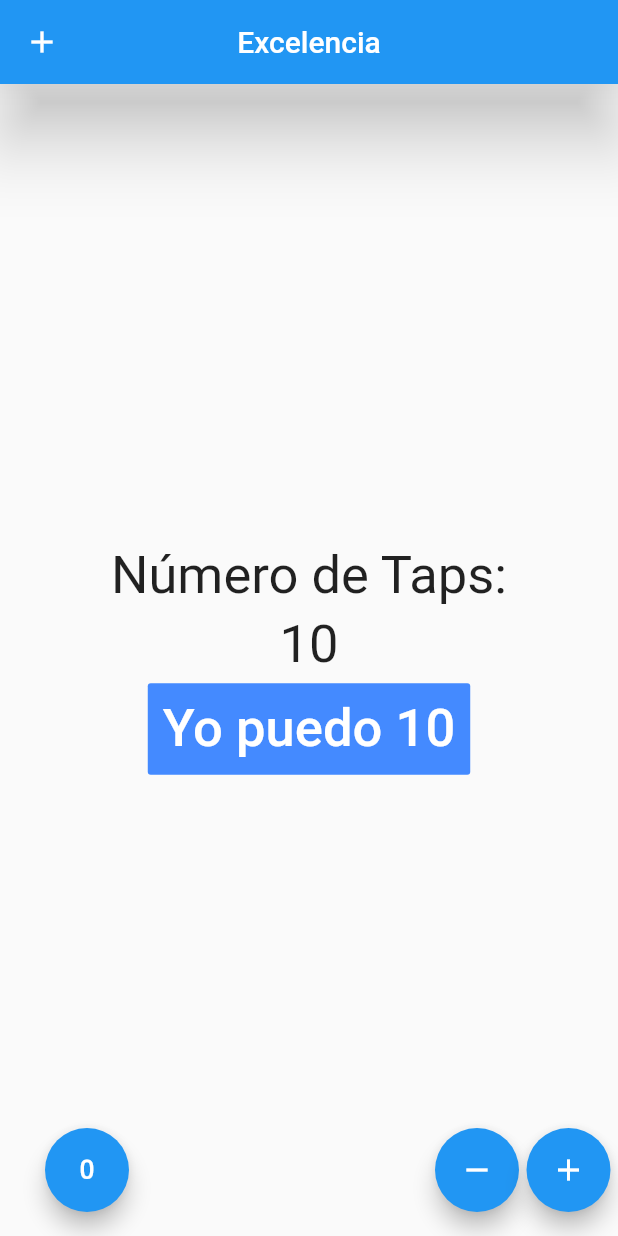
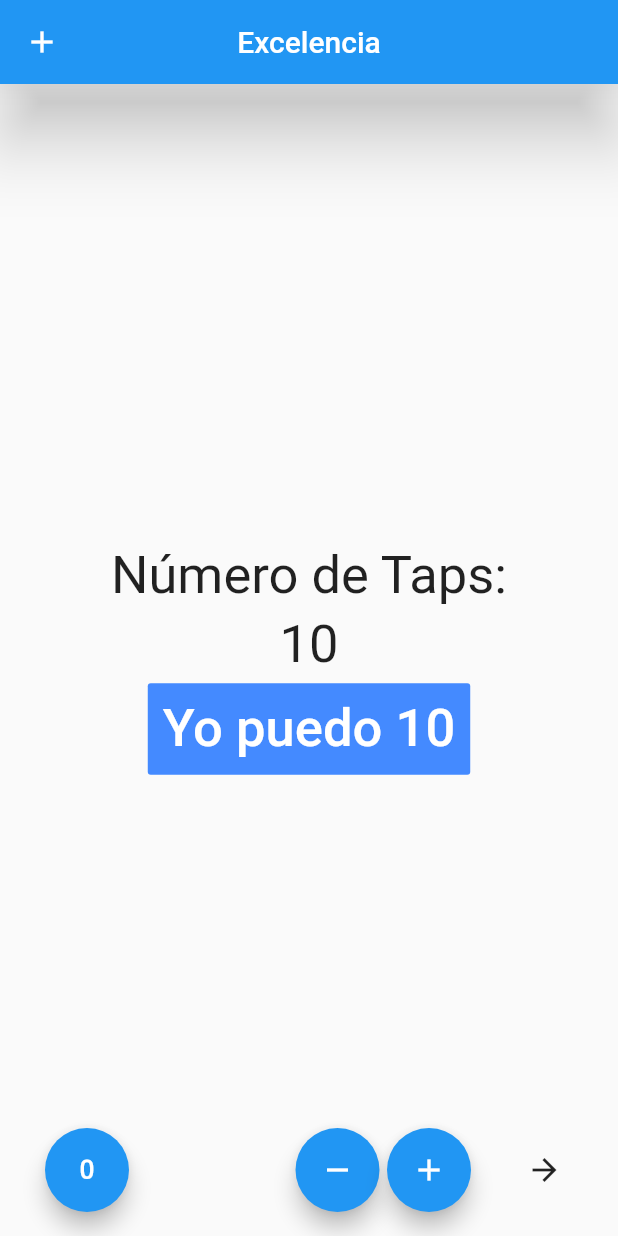
Before and after one commit to MirEnovi/myfirstAppFlutter, a Flutter app: the screen it shows after launch, on a phone screen of 412 x 824 dp. Run offline on Flutter 3.47's test engine with Material 2 defaults, Android fonts, the phone set to English and light mode, and no system bars.

Commit message:
agrega navegacion

```diff
--- a/lib/home.dart
+++ b/lib/home.dart
@@ -1,4 +1,5 @@
 import 'package:flutter/material.dart';
+import 'package:flutter_app2/screens/secondview.dart';
 
 class Home extends StatefulWidget {
   Home({Key key}) : super(key: key);
@@ -12,7 +13,6 @@ class _HomeState extends State<Home> {
   @override
   Widget build(BuildContext context) {
     return Scaffold(
-
       appBar: AppBar(
         elevation: 20.0,
         centerTitle: true,
@@ -50,6 +50,7 @@ class _HomeState extends State<Home> {
           Container(
             margin: EdgeInsets.only(left: 30.0),
             child: FloatingActionButton(
+              heroTag: 'btn_exposure_zero',
               child: Icon( Icons.exposure_zero),
               onPressed: (){setState(() {
                 result=0;
@@ -59,6 +60,7 @@ class _HomeState extends State<Home> {
           ),
           Expanded( child:SizedBox() ),
           FloatingActionButton(
+            heroTag: 'btn_remove',
             child: Icon(Icons.remove),
             onPressed: (){setState(() {
               result--;
@@ -66,10 +68,22 @@ class _HomeState extends State<Home> {
           ),
           SizedBox(width: 5.0,),
           FloatingActionButton(
+            heroTag: 'btn_add',
             child: Icon(Icons.add),
             onPressed: (){setState(() {
               result++;
             });},
+          ),
+          SizedBox(width: 5.0,),
+          FlatButton(
+
+            child: Icon(Icons.arrow_forward),
+            onPressed: () {
+              Navigator.push(
+                context,
+                MaterialPageRoute(builder: (context) => SecondView()),
+              );
+            }
           ),
           SizedBox(width: 5.0,),
         ],
```
Also changed, not shown: lib/screens/secondview.dart (added, +33 -0 lines).
